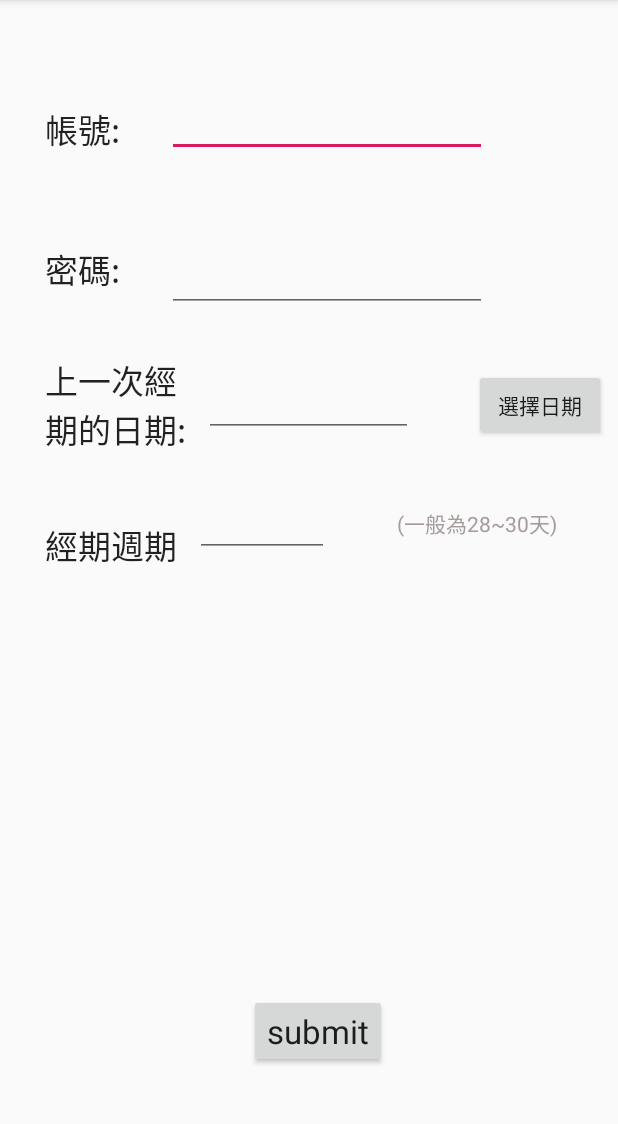
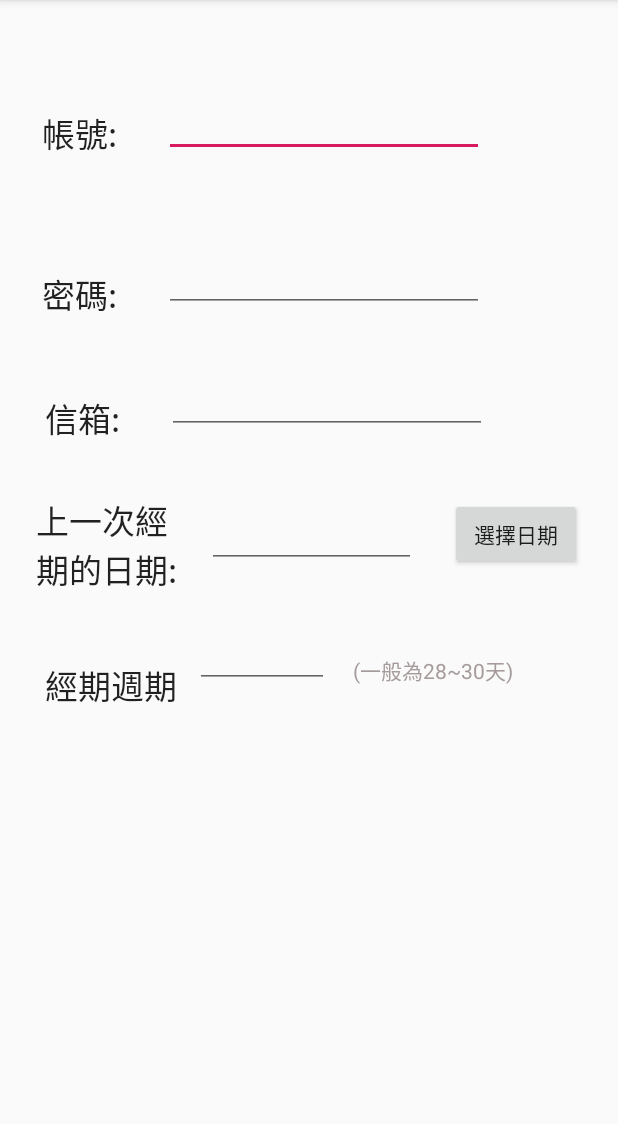
Before and after one commit to apple310565/Women-s-Health-APP, an Android app: the Main2Activity screen opened directly, with no data from a screen before it, on a phone screen of 412 x 824 dp, the part 84-1208 px from its top. Run offline under Robolectric (Android 15) with nearby library versions, the phone set to English and light mode, and no system bars.

Commit message:
已新增信箱入個人資料

```diff
--- a/app/src/main/java/flag/com/gooood1/Main2Activity.java
+++ b/app/src/main/java/flag/com/gooood1/Main2Activity.java
@@ -45,9 +45,10 @@ public class Main2Activity extends AppCompatActivity {
         EditText Passwd =(EditText) findViewById(R.id.passwd);
         EditText M1 =(EditText) findViewById(R.id.m1);
         EditText M2 =(EditText) findViewById(R.id.m2);
+        EditText Email =(EditText) findViewById(R.id.email);
         String Digit = "[0-9]+";
         String RE = "([0-9]|[a-z]|[A-Z])+";
-        if(Name.getText().toString().equals("")||Passwd.getText().toString().equals("")||M1.getText().toString().equals("")||M2.getText().toString().equals("")) {
+        if(Name.getText().toString().equals("")||Passwd.getText().toString().equals("")||M1.getText().toString().equals("")||M2.getText().toString().equals("")||Email.getText().toString().equals("")) {
             new AlertDialog.Builder(Main2Activity.this)
                     .setIcon(R.drawable.ic_launcher_background)
                     .setTitle("Message")
@@ -87,7 +88,7 @@ public class Main2Activity extends AppCompatActivity {
                     .show();
         }
         else{
-            String str = Name.getText().toString()+","+Passwd.getText().toString()+","+M2.getText().toString()+","+M1.getText().toString()+","+"0,";
+            String str = Name.getText().toString()+","+Passwd.getText().toString()+","+M2.getText().toString()+","+M1.getText().toString()+","+"0,"+Email.getText().toString()+",";
             try {
                 FileOutputStream out = openFileOutput("passwd.txt",MODE_PRIVATE);
                 out.write(str.getBytes());
--- a/app/src/main/res/layout/activity_main2.xml
+++ b/app/src/main/res/layout/activity_main2.xml
@@ -10,9 +10,9 @@
         android:id="@+id/textView"
         android:layout_width="70dp"
         android:layout_height="31dp"
-        android:layout_marginStart="30dp"
-        android:layout_marginLeft="30dp"
-        android:layout_marginTop="69dp"
+        android:layout_marginStart="28dp"
+        android:layout_marginLeft="28dp"
+        android:layout_marginTop="72dp"
         android:text="帳號: "
         android:textAppearance="@style/TextAppearance.AppCompat.Large"
         app:layout_constraintStart_toStartOf="parent"
@@ -34,9 +34,9 @@
         android:id="@+id/TextView2"
         android:layout_width="wrap_content"
         android:layout_height="wrap_content"
-        android:layout_marginStart="30dp"
-        android:layout_marginLeft="30dp"
-        android:layout_marginTop="62dp"
+        android:layout_marginStart="28dp"
+        android:layout_marginLeft="28dp"
+        android:layout_marginTop="76dp"
         android:text="密碼:"
         android:textAppearance="@style/TextAppearance.AppCompat.Large"
         app:layout_constraintStart_toStartOf="parent"
@@ -77,21 +77,21 @@
         android:id="@+id/textView2"
         android:layout_width="wrap_content"
         android:layout_height="wrap_content"
-        android:layout_marginStart="30dp"
-        android:layout_marginLeft="30dp"
-        android:layout_marginTop="29dp"
+        android:layout_marginStart="24dp"
+        android:layout_marginLeft="24dp"
+        android:layout_marginTop="35dp"
         android:text="上一次經\n期的日期:"
         android:textAppearance="@style/TextAppearance.AppCompat.Large"
         app:layout_constraintStart_toStartOf="parent"
-        app:layout_constraintTop_toBottomOf="@+id/passwd" />
+        app:layout_constraintTop_toBottomOf="@+id/textView8" />
 
     <Button
         android:id="@+id/button"
         android:layout_width="wrap_content"
         android:layout_height="wrap_content"
-        android:layout_marginTop="38dp"
-        android:layout_marginEnd="8dp"
-        android:layout_marginRight="8dp"
+        android:layout_marginTop="124dp"
+        android:layout_marginEnd="24dp"
+        android:layout_marginRight="24dp"
         android:onClick="datePicker"
         android:text="選擇日期"
         app:layout_constraintEnd_toEndOf="parent"
@@ -101,13 +101,13 @@
         android:id="@+id/m1"
         android:layout_width="139dp"
         android:layout_height="53dp"
-        android:layout_marginStart="12dp"
-        android:layout_marginLeft="12dp"
-        android:layout_marginTop="30dp"
+        android:layout_marginStart="20dp"
+        android:layout_marginLeft="20dp"
+        android:layout_marginTop="36dp"
         android:ems="10"
         android:inputType="date"
         app:layout_constraintStart_toEndOf="@+id/textView2"
-        app:layout_constraintTop_toBottomOf="@+id/passwd" />
+        app:layout_constraintTop_toBottomOf="@+id/email" />
 
     <TextView
         android:id="@+id/textView4"
@@ -141,7 +141,7 @@
         android:layout_height="wrap_content"
         android:layout_marginStart="16dp"
         android:layout_marginLeft="16dp"
-        android:layout_marginTop="44dp"
+        android:layout_marginTop="56dp"
         android:layout_marginEnd="11dp"
         android:layout_marginRight="11dp"
         android:text="(一般為28~30天)"
@@ -149,7 +149,32 @@
         android:textColor="#A59B9B"
         android:textSize="14sp"
         app:layout_constraintEnd_toEndOf="parent"
+        app:layout_constraintHorizontal_bias="0.0"
         app:layout_constraintStart_toEndOf="@+id/m2"
         app:layout_constraintTop_toBottomOf="@+id/button" />
 
+    <TextView
+        android:id="@+id/textView8"
+        android:layout_width="wrap_content"
+        android:layout_height="wrap_content"
+        android:layout_marginStart="30dp"
+        android:layout_marginLeft="30dp"
+        android:layout_marginTop="49dp"
+        android:text="信箱:"
+        android:textAppearance="@style/TextAppearance.AppCompat.Large"
+        app:layout_constraintStart_toStartOf="parent"
+        app:layout_constraintTop_toBottomOf="@+id/TextView2" />
+
+    <EditText
+        android:id="@+id/email"
+        android:layout_width="wrap_content"
+        android:layout_height="wrap_content"
+        android:layout_marginStart="31dp"
+        android:layout_marginLeft="31dp"
+        android:layout_marginTop="36dp"
+        android:ems="10"
+        android:inputType="textPersonName"
+        app:layout_constraintStart_toEndOf="@+id/textView8"
+        app:layout_constraintTop_toBottomOf="@+id/passwd" />
+
 </androidx.constraintlayout.widget.ConstraintLayout>
```
Also changed, not shown: app/src/main/java/flag/com/gooood1/MainActivity.java (+6 -5 lines), app/src/main/res/layout/activity_home.xml (+13 -48 lines).
